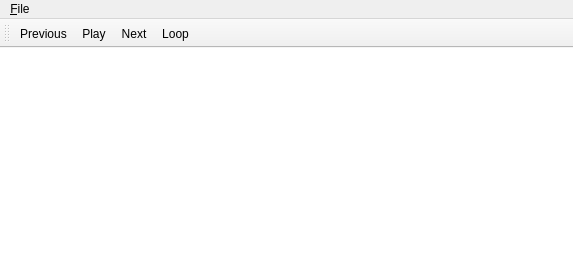
First picture: the form in mainwindow.ui, repository nilsding/foxbox, before the edit.
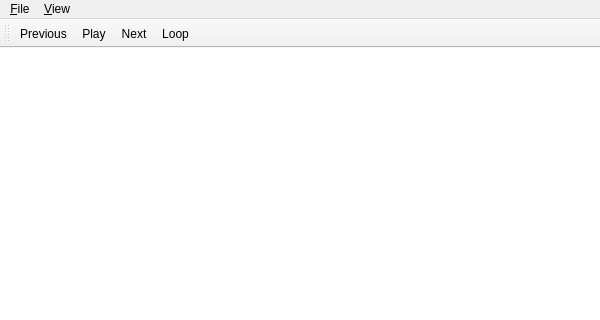
Second picture: the form after the edit. Icons and pictures are not drawn.

What changed in the file:
```diff
--- a/mainwindow.ui
+++ b/mainwindow.ui
@@ -6,10 +6,16 @@
    <rect>
     <x>0</x>
     <y>0</y>
-    <width>573</width>
-    <height>275</height>
+    <width>600</width>
+    <height>320</height>
    </rect>
   </property>
+  <property name="minimumSize">
+   <size>
+    <width>600</width>
+    <height>0</height>
+   </size>
+  </property>
   <property name="windowTitle">
    <string>🦊📦</string>
   </property>
@@ -47,7 +53,7 @@
     <rect>
      <x>0</x>
      <y>0</y>
-     <width>573</width>
+     <width>600</width>
      <height>22</height>
     </rect>
    </property>
@@ -58,7 +64,14 @@
     <addaction name="qaLoadPlaylist"/>
     <addaction name="qaSavePlaylist"/>
    </widget>
+   <widget class="QMenu" name="menu_View">
+    <property name="title">
+     <string>&amp;View</string>
+    </property>
+    <addaction name="qaMiniplayer"/>
+   </widget>
    <addaction name="menu_File"/>
+   <addaction name="menu_View"/>
   </widget>
   <widget class="QToolBar" name="toolBar">
    <property name="windowTitle">
```
Left out of the diff: 14 changed lines with no effect on the pictures.
